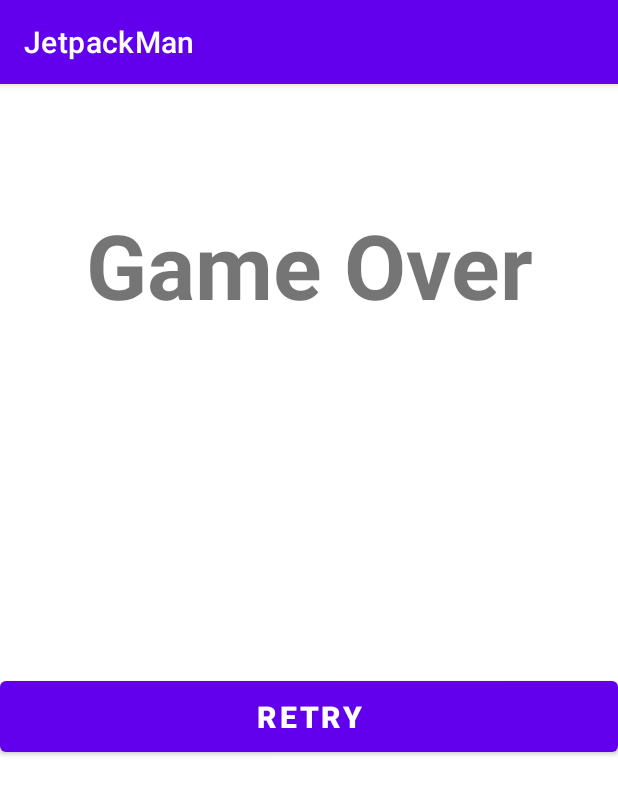
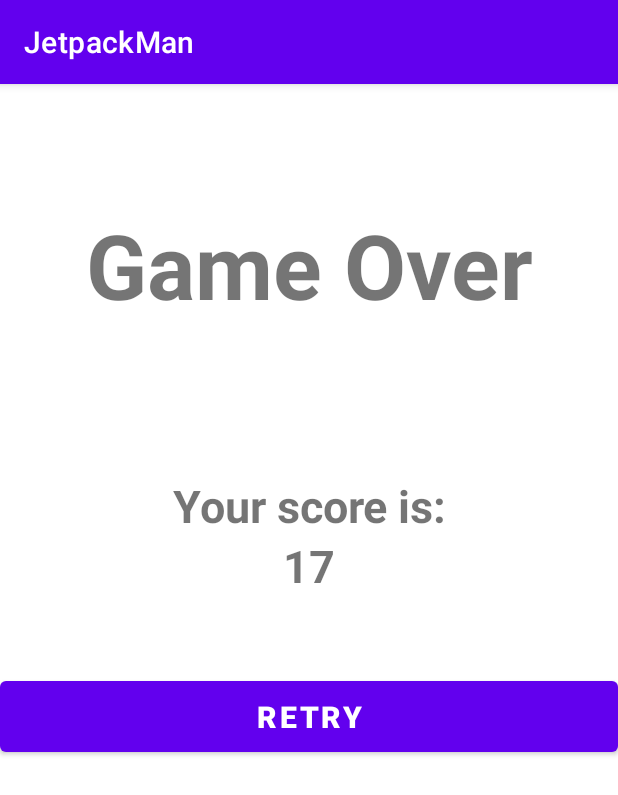
Before and after one commit to tonyMICCELI/JetpackMan, an Android app: the GameOverMenu screen opened directly, with no data from a screen before it, on a phone screen of 412 x 824 dp. Shown: the top 795 px of the screen. Run offline under Robolectric (Android 15) with nearby library versions, the phone set to English and light mode, and no system bars.

Commit message:
Add score layout

```diff
--- a/app/src/main/res/layout/activity_game_over.xml
+++ b/app/src/main/res/layout/activity_game_over.xml
@@ -17,6 +17,30 @@
         android:textSize="60sp"
         android:textStyle="bold" />
 
+    <TextView
+        android:id="@+id/score"
+        android:layout_width="match_parent"
+        android:layout_height="wrap_content"
+        android:layout_below="@+id/gameOver"
+        android:layout_marginTop="100dp"
+        android:gravity="center_horizontal"
+        android:text="Your score is:"
+        android:textAlignment="center"
+        android:textSize="30sp"
+        android:textStyle="bold" />
+
+    <TextView
+        android:id="@+id/scoreValue"
+        android:layout_width="match_parent"
+        android:layout_height="wrap_content"
+        android:layout_below="@+id/gameOver"
+        android:layout_marginTop="140dp"
+        android:gravity="center_horizontal"
+        android:text="17"
+        android:textAlignment="center"
+        android:textSize="30sp"
+        android:textStyle="bold" />
+
     <Button
         android:id="@+id/retryButton"
         android:layout_width="match_parent"
```
